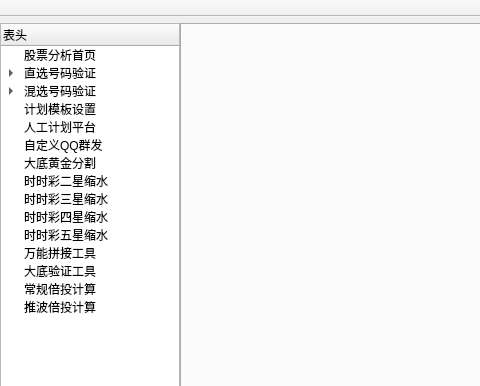
This is StockManageSystem/maincontent/maincontent.ui in YYC572652645/Stock as Qt 5 draws it before an edit; both pictures show x 0 to 480 and y 0 to 386 of the 800 by 600 pixel window. The edited form follows.
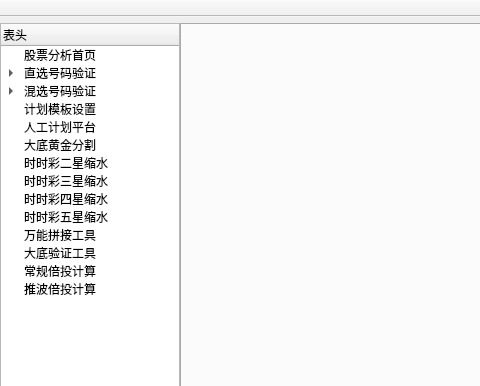
This is the edited form. Icons and pictures are not drawn.

What changed in the file:
```diff
--- a/StockManageSystem/maincontent/maincontent.ui
+++ b/StockManageSystem/maincontent/maincontent.ui
@@ -168,15 +168,6 @@
            <normaloff>:/image/image/MixFileType.png</normaloff>:/image/image/MixFileType.png</iconset>
          </property>
         </item>
-        <item>
-         <property name="text">
-          <string>自定义QQ群发</string>
-         </property>
-         <property name="icon">
-          <iconset resource="../res.qrc">
-           <normaloff>:/image/image/qq.png</normaloff>:/image/image/qq.png</iconset>
-         </property>
-        </item>
         <item>
          <property name="text">
           <string>大底黄金分割</string>
```
Left out of the diff: 8 changed lines with no effect on the pictures.
